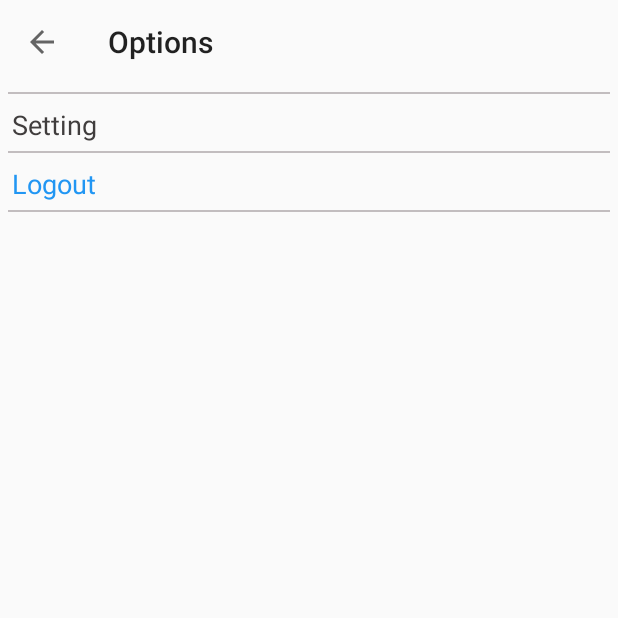
After one commit to meliodas-0/instaDemo, an Android app: the OptionsActivity screen opened directly, with no data from a screen before it, on a phone screen of 412 x 824 dp, the top half of it. The commit adds this screen. Run offline under Robolectric (Android 15) with nearby library versions, the phone set to English and light mode, and no system bars; libraries missing offline, so code that uses them is left out: com.parse.

```diff
--- a/app/src/main/AndroidManifest.xml
+++ b/app/src/main/AndroidManifest.xml
@@ -17,7 +17,8 @@
         android:supportsRtl="true"
         android:theme="@style/Theme.AppCompat.Light.NoActionBar"
         android:usesCleartextTraffic="true">
-        <activity android:name=".FollowerActivity"></activity>
+        <activity android:name=".OptionsActivity"></activity>
+        <activity android:name=".FollowerActivity" />
         <activity android:name=".EditProfileActivity" />
         <activity android:name=".CommentsActivity" />
         <activity android:name=".LoginSignupActivity" />
--- a/app/src/main/java/com/example/instagramdemo/Adapter/PostAdapter.java
+++ b/app/src/main/java/com/example/instagramdemo/Adapter/PostAdapter.java
@@ -17,7 +17,6 @@ import android.widget.TextView;
 import android.widget.Toast;
 
 import androidx.annotation.NonNull;
-import androidx.appcompat.app.AppCompatActivity;
 import androidx.fragment.app.FragmentActivity;
 import androidx.recyclerview.widget.RecyclerView;
 import androidx.vectordrawable.graphics.drawable.AnimatedVectorDrawableCompat;
@@ -25,7 +24,6 @@ import androidx.vectordrawable.graphics.drawable.AnimatedVectorDrawableCompat;
 import com.example.instagramdemo.CommentsActivity;
 import com.example.instagramdemo.FollowerActivity;
 import com.example.instagramdemo.Fragments.ProfileFragment;
-import com.example.instagramdemo.MainActivity;
 import com.example.instagramdemo.Model.Post;
 import com.example.instagramdemo.Model.User;
 import com.example.instagramdemo.R;
@@ -44,9 +42,9 @@ import java.util.List;
 
 public class PostAdapter extends RecyclerView.Adapter<PostAdapter.ViewHolder>{
 
-    public Context mContext;
+    private Context mContext;
     public List<Post> posts;
-    public ParseUser parseUser;
+    private ParseUser parseUser;
     int i = 0;
 
     public PostAdapter(Context mContext, List<Post> posts) {
--- /dev/null
+++ b/app/src/main/java/com/example/instagramdemo/OptionsActivity.java
@@ -0,0 +1,52 @@
+package com.example.instagramdemo;
+
+import androidx.appcompat.app.AppCompatActivity;
+import androidx.appcompat.widget.Toolbar;
+
+import android.content.Intent;
+import android.os.Bundle;
+import android.view.View;
+import android.widget.TextView;
+
+import com.parse.LogOutCallback;
+import com.parse.ParseException;
+import com.parse.ParseUser;
+
+public class OptionsActivity extends AppCompatActivity {
+
+    TextView logoutTextView, settingTextView;
+
+    @Override
+    protected void onCreate(Bundle savedInstanceState) {
+        super.onCreate(savedInstanceState);
+        setContentView(R.layout.activity_options);
+
+        logoutTextView = findViewById(R.id.activityOptionsLogoutTextView);
+        settingTextView = findViewById(R.id.activityOptionsSettingTextView);
+
+        Toolbar toolbar = findViewById(R.id.activityOptionsToolbar);
+        setSupportActionBar(toolbar);
+        getSupportActionBar().setDisplayHomeAsUpEnabled(true);
+        getSupportActionBar().setTitle("Options");
+        toolbar.setNavigationOnClickListener(new View.OnClickListener() {
+            @Override
+            public void onClick(View view) {
+                finish();
+            }
+        });
+
+        logoutTextView.setOnClickListener(new View.OnClickListener() {
+            @Override
+            public void onClick(View view) {
+                ParseUser.logOutInBackground(new LogOutCallback() {
+                    @Override
+                    public void done(ParseException e) {
+                        startActivity(new Intent(getApplicationContext(), MainActivity.class).setFlags(Intent.FLAG_ACTIVITY_CLEAR_TOP));
+                    }
+                });
+            }
+        });
+
+
+    }
+}
--- /dev/null
+++ b/app/src/main/res/layout/activity_options.xml
@@ -0,0 +1,64 @@
+<?xml version="1.0" encoding="utf-8"?>
+<androidx.constraintlayout.widget.ConstraintLayout xmlns:android="http://schemas.android.com/apk/res/android"
+    xmlns:app="http://schemas.android.com/apk/res-auto"
+    xmlns:tools="http://schemas.android.com/tools"
+    android:layout_width="match_parent"
+    android:layout_height="match_parent"
+    tools:context=".OptionsActivity">
+
+    <androidx.appcompat.widget.Toolbar
+        android:id="@+id/activityOptionsToolbar"
+        android:layout_width="match_parent"
+        android:layout_height="wrap_content"
+        app:layout_constraintEnd_toEndOf="parent"
+        app:layout_constraintStart_toStartOf="parent"
+        app:layout_constraintTop_toTopOf="parent" />
+
+    <View
+        android:id="@+id/view"
+        android:layout_width="match_parent"
+        android:layout_height="1dp"
+        android:layout_margin="5dp"
+        android:background="@color/colorAccent"
+        app:layout_constraintTop_toBottomOf="@+id/activityOptionsToolbar" />
+
+    <TextView
+        android:id="@+id/activityOptionsSettingTextView"
+        android:layout_width="match_parent"
+        android:layout_height="wrap_content"
+        android:text="Setting"
+        android:textSize="18sp"
+        android:layout_margin="8dp"
+        android:textColor="@color/colorPrimaryDark"
+        app:layout_constraintTop_toBottomOf="@+id/view" />
+    <View
+        android:id="@+id/view2"
+        android:layout_width="match_parent"
+        android:layout_height="1dp"
+        android:layout_margin="5dp"
+        android:background="@color/colorAccent"
+        app:layout_constraintTop_toBottomOf="@+id/activityOptionsSettingTextView" />
+
+
+
+    <TextView
+        android:id="@+id/activityOptionsLogoutTextView"
+        android:layout_width="match_parent"
+        android:layout_height="wrap_content"
+        android:text="Logout"
+        android:textSize="18sp"
+        android:layout_margin="8dp"
+        android:textColor="@color/blue"
+        app:layout_constraintTop_toBottomOf="@+id/view2" />
+    <View
+        android:id="@+id/view3"
+        android:layout_width="match_parent"
+        android:layout_height="1dp"
+        android:layout_margin="5dp"
+        android:background="@color/colorAccent"
+        app:layout_constraintTop_toBottomOf="@+id/activityOptionsLogoutTextView" />
+
+
+
+
+</androidx.constraintlayout.widget.ConstraintLayout>
--- a/app/src/main/res/layout/fragment_home.xml
+++ b/app/src/main/res/layout/fragment_home.xml
@@ -5,6 +5,11 @@
     android:layout_height="match_parent"
     tools:context=".Fragments.HomeFragment">
 
+    <ProgressBar
+        android:layout_width="wrap_content"
+        android:layout_height="wrap_content"
+        android:id="@+id/fragmentHomeProgressBar"
+        android:layout_centerInParent="true"/>
 
     <com.google.android.material.appbar.AppBarLayout
         android:layout_width="match_parent"
```
Also changed, not shown: app/src/main/java/com/example/instagramdemo/Fragments/HomeFragment.java (+25 -15 lines), app/src/main/java/com/example/instagramdemo/Fragments/ProfileFragment.java (+25 -3 lines), app/src/main/java/com/example/instagramdemo/MainActivity.java (+3 -4 lines), app/src/main/java/com/example/instagramdemo/Model/Post.java (+20 -3 lines), app/src/main/res/layout/post_item.xml (+28 -15 lines), 1 other file.
